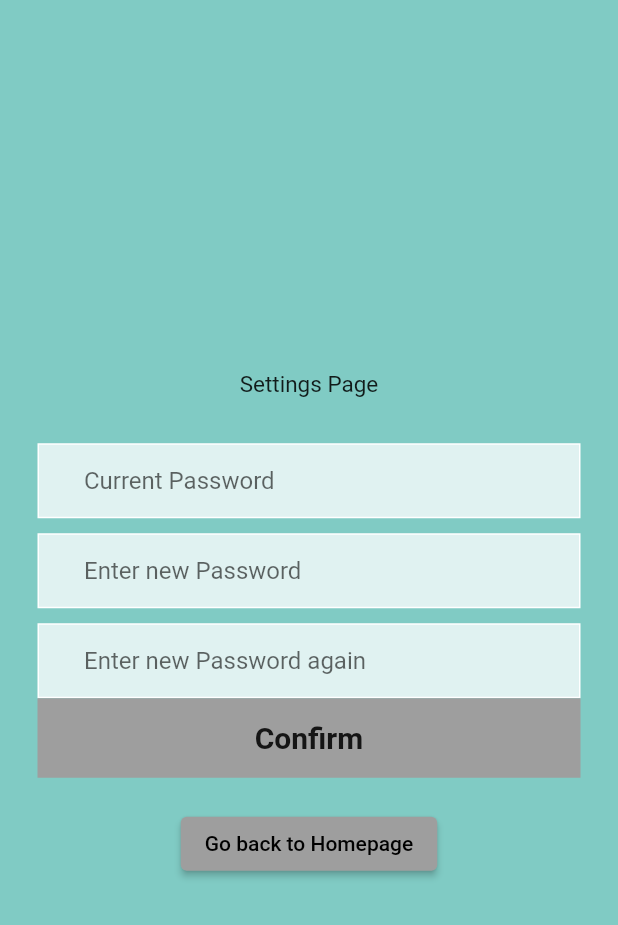
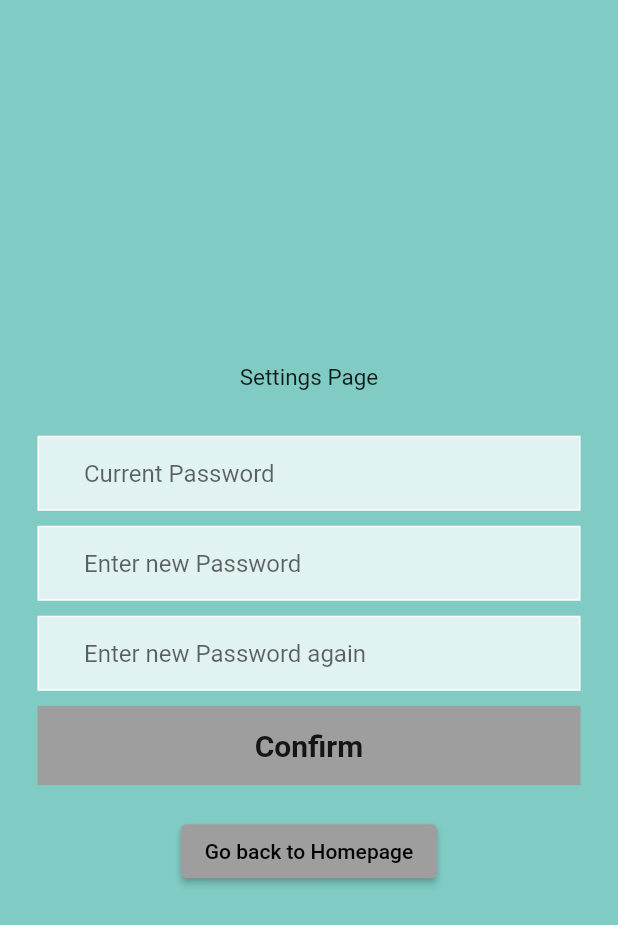
Before and after one commit to sergiovasquez122/491b, a Flutter app: the ResetAccountView screen opened by its route, on a phone screen of 412 x 824 dp. Shown: the top 925 px of the screen. Run offline on Flutter 3.47's test engine with Material 2 defaults, Android fonts, the phone set to English and light mode, and no system bars; our stand-ins replace firebase_auth; accounts and stored records are empty.

Commit message:
Routing Settings UI

```diff
--- a/getoutapp/lib/ui/resetaccount/reset_account_view.dart
+++ b/getoutapp/lib/ui/resetaccount/reset_account_view.dart
@@ -81,7 +81,7 @@ class _ResetAccountView extends State<ResetAccountView> {
                     ),
                   ),
                 ),
-
+                SizedBox(height: 10),
                 // confirm new password button
                 Padding(
                     padding: const EdgeInsets.symmetric(horizontal: 25.0),
```
Also changed, not shown: getoutapp/lib/ui/homepage/homepage_view.dart (+6 -5 lines).
